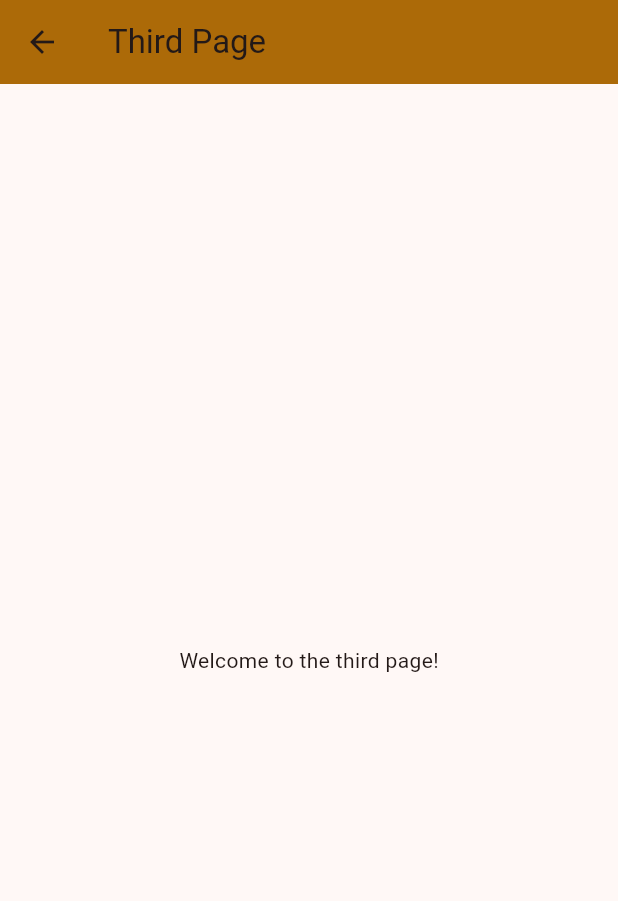
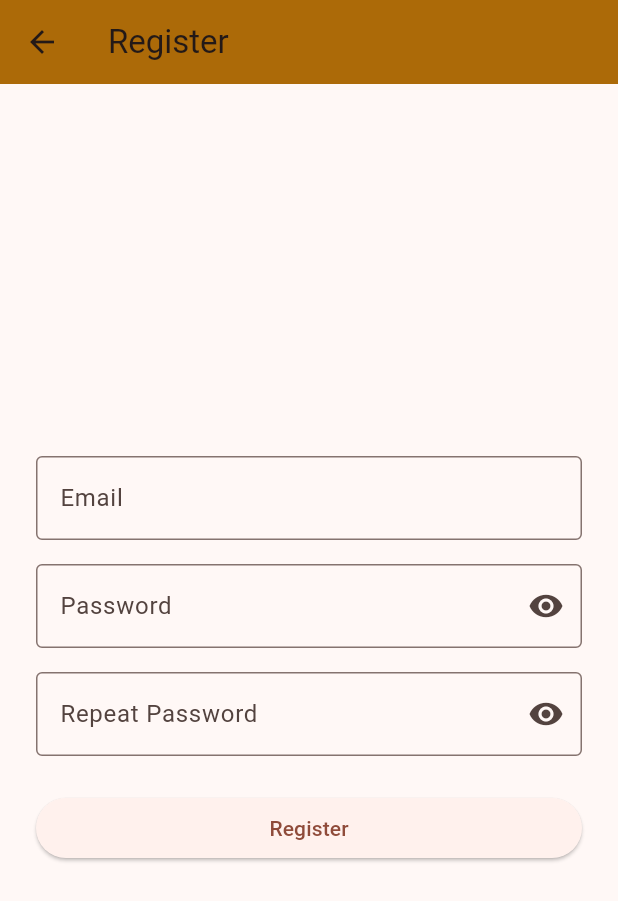
Before and after one commit to SwintonStreet/GiftAppTest, a Flutter app: the screen it shows after launch, after a tap on "Register", on a phone screen of 412 x 824 dp. Shown: the top 901 px of the screen. Run offline on Flutter 3.47's test engine with Material 3 defaults, Android fonts, the light colour scheme and no system bars.

Commit message:
Add registration page/form with tests
(Thanks to co-pilot!)

```diff
--- a/lib/main.dart
+++ b/lib/main.dart
@@ -1,4 +1,5 @@
 import 'package:flutter/material.dart';
+import 'registration_page.dart';
 
 void main() {
   runApp(const MyApp());
@@ -151,14 +152,6 @@ class ThirdPage extends StatelessWidget {
 
   @override
   Widget build(BuildContext context) {
-    return Scaffold(
-      appBar: AppBar(
-        title: const Text('Third Page'),
-        backgroundColor: const Color.fromARGB(255, 172, 106, 8),
-      ),
-      body: const Center(
-        child: Text('Welcome to the third page!'),
-      ),
-    );
+    return const RegistrationPage();
   }
 }
--- /dev/null
+++ b/lib/registration_page.dart
@@ -0,0 +1,141 @@
+import 'package:flutter/material.dart';
+
+class RegistrationPage extends StatefulWidget {
+  const RegistrationPage({super.key});
+
+  @override
+  State<RegistrationPage> createState() => RegistrationPageState();
+}
+// Expose the state for testing
+class RegistrationPageState extends State<RegistrationPage> {
+  final formKey = GlobalKey<FormState>();
+  final TextEditingController emailController = TextEditingController();
+  final TextEditingController passwordController = TextEditingController();
+  final TextEditingController repeatPasswordController = TextEditingController();
+  bool obscurePassword = true;
+  bool obscureRepeatPassword = true;
+
+  @override
+  void dispose() {
+    emailController.dispose();
+    passwordController.dispose();
+    repeatPasswordController.dispose();
+    super.dispose();
+  }
+
+  String? validateEmail(String? value) {
+    if (value == null || value.isEmpty) {
+      return 'Please enter your email';
+    }
+    final emailRegex = RegExp(r"^[\w-\.]+@([\w-]+\.)+[\w-]{2,4}");
+    if (!emailRegex.hasMatch(value)) {
+      return 'Please enter a valid email';
+    }
+    return null;
+  }
+
+  String? validatePassword(String? value) {
+    if (value == null || value.isEmpty) {
+      return 'Please enter your password';
+    }
+    if (value.length < 8) {
+      return 'Password must be at least 8 characters';
+    }
+    return null;
+  }
+
+  String? validateRepeatPassword(String? value) {
+    if (value == null || value.isEmpty) {
+      return 'Please repeat your password';
+    }
+    if (value != passwordController.text) {
+      return 'Passwords do not match';
+    }
+    return null;
+  }
+
+  void submit() {
+    if (formKey.currentState!.validate()) {
+      ScaffoldMessenger.of(context).showSnackBar(
+        const SnackBar(content: Text('Registration successful!')),
+      );
+      // Here you can handle registration logic
+    }
+  }
+
+  @override
+  Widget build(BuildContext context) {
+    return Scaffold(
+      appBar: AppBar(
+        title: const Text('Register'),
+        backgroundColor: const Color.fromARGB(255, 172, 106, 8),
+      ),
+      body: Center(
+        child: SingleChildScrollView(
+          padding: const EdgeInsets.all(24.0),
+          child: Form(
+            key: formKey,
+            child: Column(
+              mainAxisSize: MainAxisSize.min,
+              children: [
+                TextFormField(
+                  controller: emailController,
+                  decoration: const InputDecoration(
+                    labelText: 'Email',
+                    border: OutlineInputBorder(),
+                  ),
+                  keyboardType: TextInputType.emailAddress,
+                  validator: validateEmail,
+                ),
+                const SizedBox(height: 16),
+                TextFormField(
+                  controller: passwordController,
+                  decoration: InputDecoration(
+                    labelText: 'Password',
+                    border: const OutlineInputBorder(),
+                    suffixIcon: IconButton(
+                      icon: Icon(obscurePassword ? Icons.visibility : Icons.visibility_off),
+                      onPressed: () {
+                        setState(() {
+                          obscurePassword = !obscurePassword;
+                        });
+                      },
+                    ),
+                  ),
+                  obscureText: obscurePassword,
+                  validator: validatePassword,
+                ),
+                const SizedBox(height: 16),
+                TextFormField(
+                  controller: repeatPasswordController,
+                  decoration: InputDecoration(
+                    labelText: 'Repeat Password',
+                    border: const OutlineInputBorder(),
+                    suffixIcon: IconButton(
+                      icon: Icon(obscureRepeatPassword ? Icons.visibility : Icons.visibility_off),
+                      onPressed: () {
+                        setState(() {
+                          obscureRepeatPassword = !obscureRepeatPassword;
+                        });
+                      },
+                    ),
+                  ),
+                  obscureText: obscureRepeatPassword,
+                  validator: validateRepeatPassword,
+                ),
+                const SizedBox(height: 24),
+                SizedBox(
+                  width: double.infinity,
+                  child: ElevatedButton(
+                    onPressed: submit,
+                    child: const Text('Register'),
+                  ),
+                ),
+              ],
+            ),
+          ),
+        ),
+      ),
+    );
+  }
+}
```
Also changed, not shown: 1 other file.
